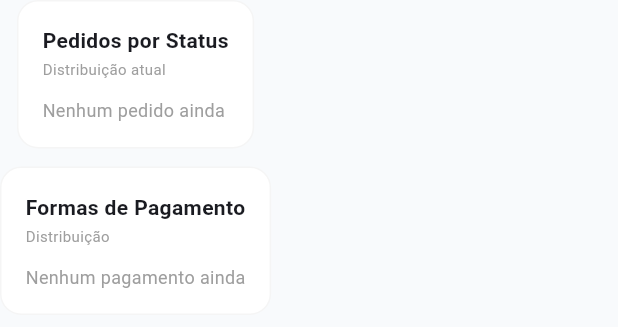
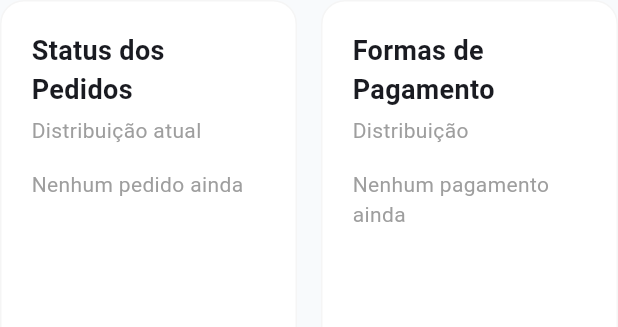
Before and after one commit to cassiotribeiro90/QuiManda, a Flutter app: the DashboardCharts widget shown alone on an empty page, opened directly with empty values, on a phone screen of 412 x 824 dp. Shown: the top 327 px of the screen. Run offline on Flutter 3.47's test engine with Material 3 defaults, Android fonts, the phone set to English and light mode, and no system bars; our stand-ins replace cached_network_image, dio, equatable, flutter_bloc, flutter_colorpicker, flutter_secure_storage and 3 more; accounts and stored records are empty; network calls fail.

Commit message:
melhorias no dashboard

```diff
--- a/lib/app/modules/dashboard/views/widgets/dashboard_charts.dart
+++ b/lib/app/modules/dashboard/views/widgets/dashboard_charts.dart
@@ -5,6 +5,7 @@ class DashboardCharts extends StatelessWidget {
   final List<dynamic> faturamentoPorMes;
   final List<dynamic> pedidosPorStatus;
   final List<dynamic> pedidosPorPagamento;
+  final bool isMobile;
 
   const DashboardCharts({
     super.key,
@@ -12,46 +13,62 @@ class DashboardCharts extends StatelessWidget {
     required this.faturamentoPorMes,
     required this.pedidosPorStatus,
     required this.pedidosPorPagamento,
+    this.isMobile = false,
   });
 
   @override
   Widget build(BuildContext context) {
     final isDark = Theme.of(context).brightness == Brightness.dark;
 
-    return Column(
-      children: [
-        _buildCard(
+    final statusCard = _buildCard(
       isDark,
-          title: 'Pedidos por Status',
+      title: 'Status dos Pedidos',
       subtitle: 'Distribuição atual',
       child: _buildStatusList(isDark),
-        ),
-        const SizedBox(height: 12),
-        _buildCard(
+    );
+
+    final paymentCard = _buildCard(
       isDark,
       title: 'Formas de Pagamento',
       subtitle: 'Distribuição',
       child: _buildPaymentList(isDark),
-        ),
+    );
+
+    if (isMobile) {
+      return Column(
+        children: [
+          statusCard,
+          const SizedBox(height: 16),
+          paymentCard,
+        ],
+      );
+    }
+
+    return Row(
+      crossAxisAlignment: CrossAxisAlignment.start,
+      children: [
+        Expanded(child: statusCard),
+        const SizedBox(width: 16),
+        Expanded(child: paymentCard),
       ],
     );
   }
 
   Widget _buildCard(bool isDark, {required String title, required String subtitle, required Widget child}) {
     return Container(
-      padding: const EdgeInsets.all(16),
+      padding: const EdgeInsets.all(20),
       decoration: BoxDecoration(
         color: isDark ? Colors.grey.shade900 : Colors.white,
-        borderRadius: BorderRadius.circular(14),
+        borderRadius: BorderRadius.circular(16),
         border: Border.all(color: isDark ? Colors.grey.shade800 : Colors.grey.shade100),
       ),
       child: Column(
         crossAxisAlignment: CrossAxisAlignment.start,
         children: [
-          Text(title, style: const TextStyle(fontSize: 14, fontWeight: FontWeight.bold)),
-          const SizedBox(height: 2),
-          Text(subtitle, style: TextStyle(fontSize: 10, color: Colors.grey.shade500)),
-          const SizedBox(height: 12),
+          Text(title, style: const TextStyle(fontSize: 18, fontWeight: FontWeight.bold)),
+          const SizedBox(height: 4),
+          Text(subtitle, style: TextStyle(fontSize: 14, color: Colors.grey.shade500)),
+          const SizedBox(height: 16),
           child,
         ],
       ),
@@ -60,7 +77,7 @@ class DashboardCharts extends StatelessWidget {
 
   Widget _buildStatusList(bool isDark) {
     if (pedidosPorStatus.isEmpty) {
-      return Text('Nenhum pedido ainda', style: TextStyle(fontSize: 12, color: Colors.grey.shade500));
+      return Text('Nenhum pedido ainda', style: TextStyle(fontSize: 14, color: Colors.grey.shade500));
     }
 
     final total = pedidosPorStatus.fold<int>(0, (sum, item) => sum + ((item['total'] ?? 0) as int));
@@ -72,13 +89,19 @@ class DashboardCharts extends StatelessWidget {
         final label = item['status'] ?? '';
 
         return Padding(
-          padding: const EdgeInsets.symmetric(vertical: 4),
+          padding: const EdgeInsets.symmetric(vertical: 6),
           child: Row(
             children: [
               Expanded(
-                child: Text(label, style: TextStyle(fontSize: 12, color: isDark ? Colors.grey.shade300 : Colors.black87)),
+                child: Text(
+                  label,
+                  style: TextStyle(fontSize: 14, color: isDark ? Colors.grey.shade300 : Colors.black87),
                 ),
-              Text('$valor (${percent.toStringAsFixed(1)}%)', style: const TextStyle(fontSize: 11, fontWeight: FontWeight.w600)),
+              ),
+              Text(
+                '$valor (${percent.toStringAsFixed(1)}%)',
+                style: const TextStyle(fontSize: 14, fontWeight: FontWeight.w600),
+              ),
             ],
           ),
         );
@@ -88,7 +111,7 @@ class DashboardCharts extends StatelessWidget {
 
   Widget _buildPaymentList(bool isDark) {
     if (pedidosPorPagamento.isEmpty) {
-      return Text('Nenhum pagamento ainda', style: TextStyle(fontSize: 12, color: Colors.grey.shade500));
+      return Text('Nenhum pagamento ainda', style: TextStyle(fontSize: 14, color: Colors.grey.shade500));
     }
 
     final total = pedidosPorPagamento.fold<int>(0, (sum, item) => sum + ((item['total'] ?? 0) as int));
@@ -100,13 +123,19 @@ class DashboardCharts extends StatelessWidget {
         final label = item['forma_pagamento'] ?? '';
 
         return Padding(
-          padding: const EdgeInsets.symmetric(vertical: 4),
+          padding: const EdgeInsets.symmetric(vertical: 6),
           child: Row(
             children: [
               Expanded(
-                child: Text(label, style: TextStyle(fontSize: 12, color: isDark ? Colors.grey.shade300 : Colors.black87)),
+                child: Text(
+                  label,
+                  style: TextStyle(fontSize: 14, color: isDark ? Colors.grey.shade300 : Colors.black87),
                 ),
-              Text('${percent.toStringAsFixed(1)}%', style: const TextStyle(fontSize: 11, fontWeight: FontWeight.w600)),
+              ),
+              Text(
+                '${percent.toStringAsFixed(1)}%',
+                style: const TextStyle(fontSize: 14, fontWeight: FontWeight.w600),
+              ),
             ],
           ),
         );
```
Also changed, not shown: lib/app/modules/dashboard/views/dashboard_screen.dart (+34 -13 lines), lib/app/modules/dashboard/views/widgets/dashboard_kpis.dart (+43 -31 lines), lib/app/modules/dashboard/views/widgets/dashboard_lists.dart (+50 -36 lines). Lines whose indentation alone changed are shown as unchanged.
